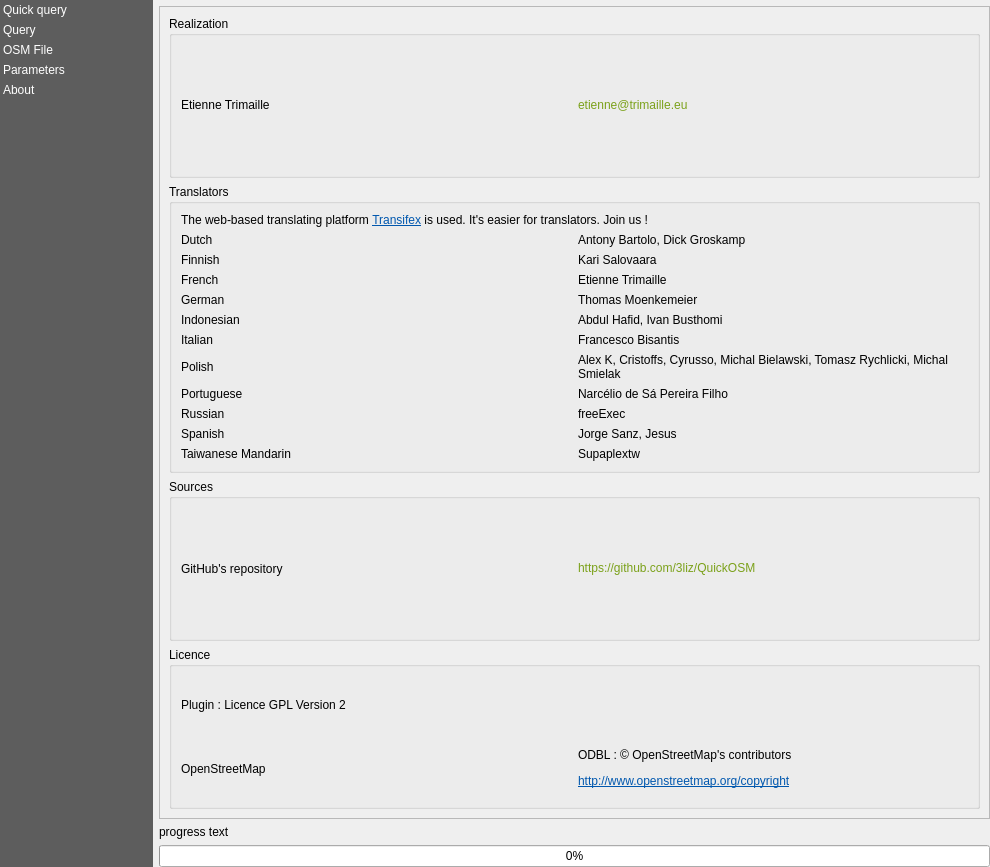
The window that resources/ui/main_window.ui (3liz/QuickOSM) describes before a commit, drawn with Qt 5.
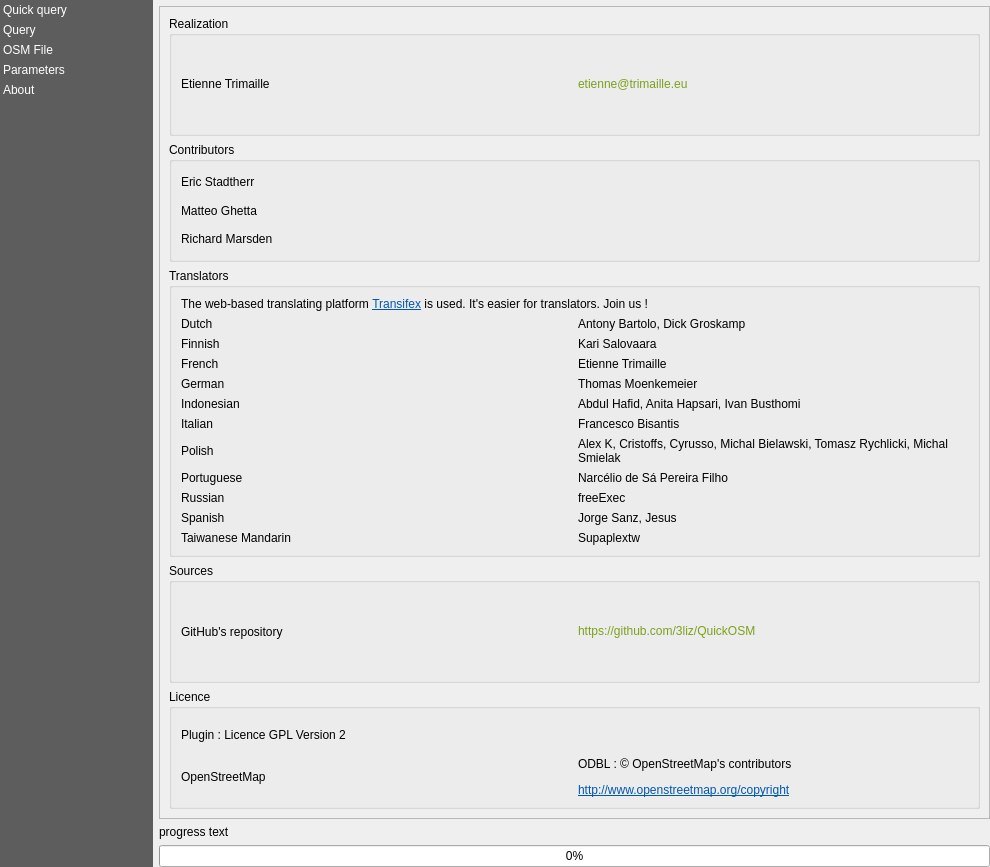
The same window after the commit. The open tabs and pages were chosen to show the change. Custom widgets are drawn as their Qt base class.

```diff
--- a/resources/ui/main_window.ui
+++ b/resources/ui/main_window.ui
@@ -1034,6 +1034,36 @@
                </layout>
               </widget>
              </item>
+             <item>
+              <widget class="QGroupBox" name="groupBox_3">
+               <property name="title">
+                <string>Contributors</string>
+               </property>
+               <layout class="QVBoxLayout" name="verticalLayout_13">
+                <item>
+                 <widget class="QLabel" name="label_45">
+                  <property name="text">
+                   <string notr="true">Eric Stadtherr</string>
+                  </property>
+                 </widget>
+                </item>
+                <item>
+                 <widget class="QLabel" name="label_44">
+                  <property name="text">
+                   <string notr="true">Matteo Ghetta</string>
+                  </property>
+                 </widget>
+                </item>
+                <item>
+                 <widget class="QLabel" name="label_38">
+                  <property name="text">
+                   <string notr="true">Richard Marsden</string>
+                  </property>
+                 </widget>
+                </item>
+               </layout>
+              </widget>
+             </item>
              <item>
               <widget class="QGroupBox" name="groupBox_8">
                <property name="title">
@@ -1096,7 +1126,7 @@
                   <item row="4" column="1">
                    <widget class="QLabel" name="label_35">
                     <property name="text">
-                     <string notr="true">Abdul Hafid, Ivan Busthomi</string>
+                     <string notr="true">Abdul Hafid, Anita Hapsari, Ivan Busthomi</string>
                     </property>
                    </widget>
                   </item>
```
Left out of the diff: 14 changed lines with no effect on the pictures.
